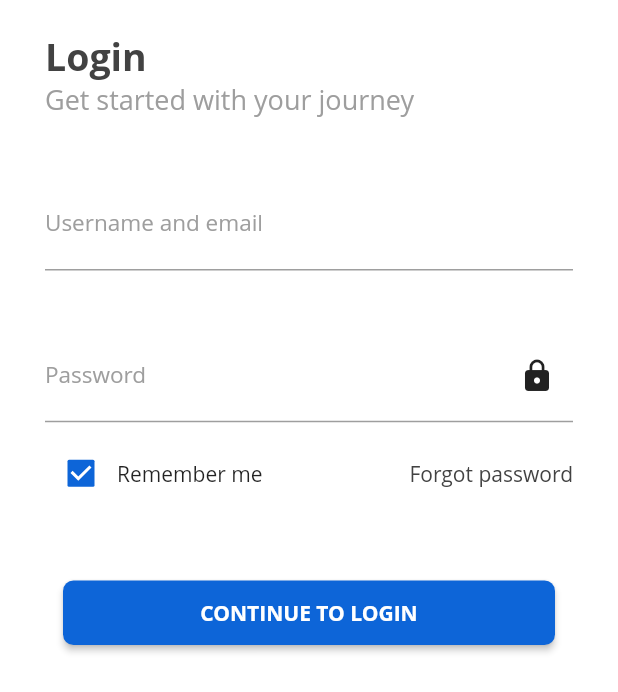
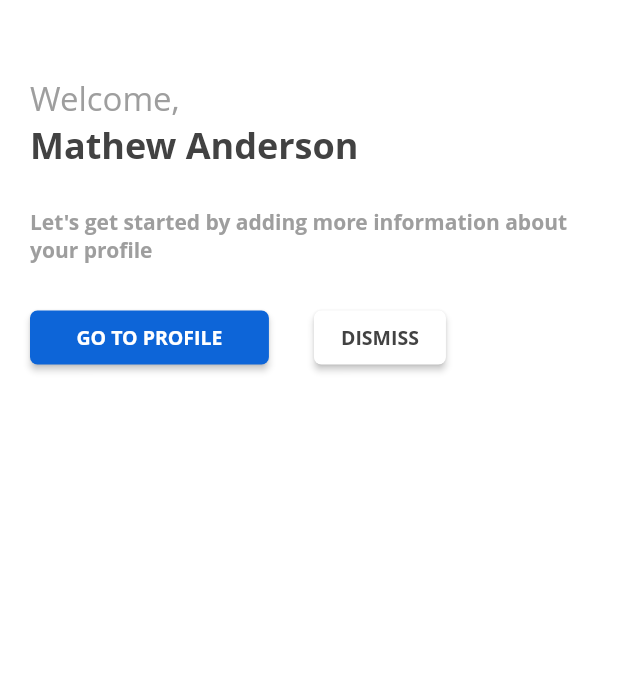
Before and after one commit to dev-aritra/open_ngo, a Flutter app: the screen it shows after launch, after a tap on "CONTINUE TO LOGIN", on a phone screen of 412 x 824 dp. Shown: the top 692 px of the screen. Run offline on Flutter 3.47's test engine with Material 2 defaults, Android fonts, the phone set to English and light mode, and no system bars.

Commit message:
added welcome block in home page

```diff
--- /dev/null
+++ b/lib/view/home/home_page.dart
@@ -0,0 +1,111 @@
+import 'package:flutter/material.dart';
+import 'package:open_ngo/styles/custom_colors.dart';
+
+class HomePage extends StatefulWidget {
+  @override
+  _HomePageState createState() => _HomePageState();
+}
+
+class _HomePageState extends State<HomePage> {
+  @override
+  Widget build(BuildContext context) {
+    return Scaffold(
+      backgroundColor: Colors.white,
+      body: SafeArea(
+              child: Column(
+          children: <Widget>[_welcomeWidget()],
+        ),
+      ),
+    );
+  }
+
+  Widget _welcomeWidget() {
+    return Padding(
+      padding: EdgeInsets.only(top: 50, left: 20, right: 20, bottom: 30),
+      child: Column(
+        crossAxisAlignment: CrossAxisAlignment.start,
+        children: <Widget>[
+          _welcomeText(),
+          _nameText(),
+          _introText(),
+          _selectionButtons()
+        ],
+      ),
+    );
+  }
+
+  Widget _welcomeText() {
+    return Text(
+      'Welcome,',
+      style: TextStyle(
+          color: CustomColors.lightGrey,
+          fontWeight: FontWeight.w500,
+          fontSize: 22.0),
+    );
+  }
+
+  Widget _nameText() {
+    return Text(
+      'Mathew Anderson',
+      style: TextStyle(
+          color: CustomColors.darkGrey,
+          fontWeight: FontWeight.w600,
+          fontSize: 24.0),
+    );
+  }
+
+  Widget _introText() {
+    return Padding(
+      padding: const EdgeInsets.only(top: 25.0),
+      child: Text(
+        'Let\'s get started by adding more information about your profile',
+        style: TextStyle(
+            color: CustomColors.lightGrey,
+            fontWeight: FontWeight.w600,
+            fontSize: 14.0),
+      ),
+    );
+  }
+
+  Widget _selectionButtons() {
+    return Padding(
+      padding: EdgeInsets.only(top: 25.0, bottom: 25.0),
+      child: Row(
+        mainAxisAlignment: MainAxisAlignment.start,
+        children: <Widget>[_gotoProfileButton(), _dismissButton(),]
+      ),
+    );
+  }
+
+  Widget _gotoProfileButton() {
+    return Padding(
+      padding: const EdgeInsets.only(right: 30),
+      child: RaisedButton(
+        onPressed: () {},
+        color: CustomColors.darkBlue,
+        shape: RoundedRectangleBorder(borderRadius: BorderRadius.circular(5.0)),
+        child: Padding(
+          padding: const EdgeInsets.only(left: 15,right: 15 , top: 1,bottom: 1),
+          child: Text(
+            'GO TO PROFILE',
+            style: TextStyle(
+                fontSize: 13.0, fontWeight: FontWeight.bold, color: Colors.white),
+          ),
+        ),
+      ),
+    );
+  }
+
+  Widget _dismissButton() {
+    return RaisedButton(
+      onPressed: () {},
+      color: Colors.white,
+      shape: RoundedRectangleBorder(borderRadius: BorderRadius.circular(5.0)),
+      child: Text(
+        'DISMISS',
+        style: TextStyle(
+            fontSize: 13.0, fontWeight: FontWeight.bold, color: CustomColors.darkGrey),
+      ),
+    );
+  }
+}
--- a/lib/view/login/login_page.dart
+++ b/lib/view/login/login_page.dart
@@ -1,5 +1,6 @@
 import 'package:flutter/material.dart';
 import 'package:open_ngo/styles/custom_colors.dart';
+import 'package:open_ngo/view/home/home_page.dart';
 import 'package:open_ngo/view/login/custom_input_field.dart';
 
 class LoginPage extends StatefulWidget {
@@ -119,7 +120,12 @@ class _LoginPageState extends State<LoginPage> {
             shape: RoundedRectangleBorder(
                 borderRadius: BorderRadius.circular(7.0)),
             padding: EdgeInsets.all(12.0),
-            onPressed: () {},
+            onPressed: () {
+              Navigator.push(context,
+              MaterialPageRoute(
+                builder: (context) => HomePage()
+              ));
+            },
             color: CustomColors.darkBlue,
             child: Text(
               'CONTINUE TO LOGIN',
```
